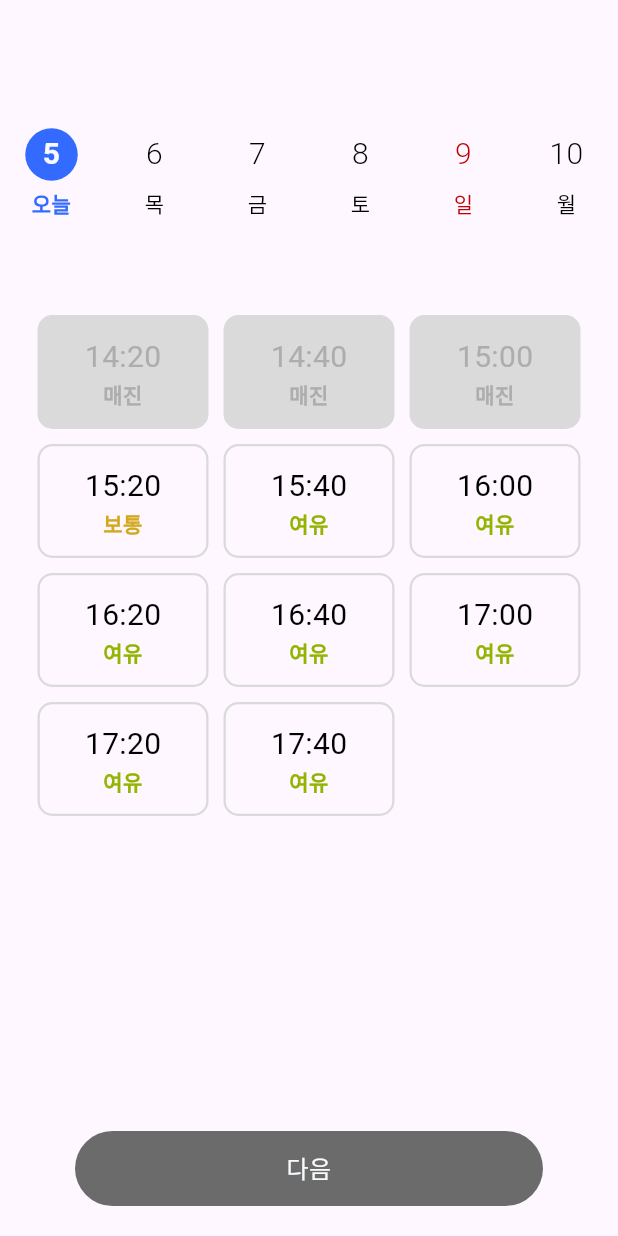
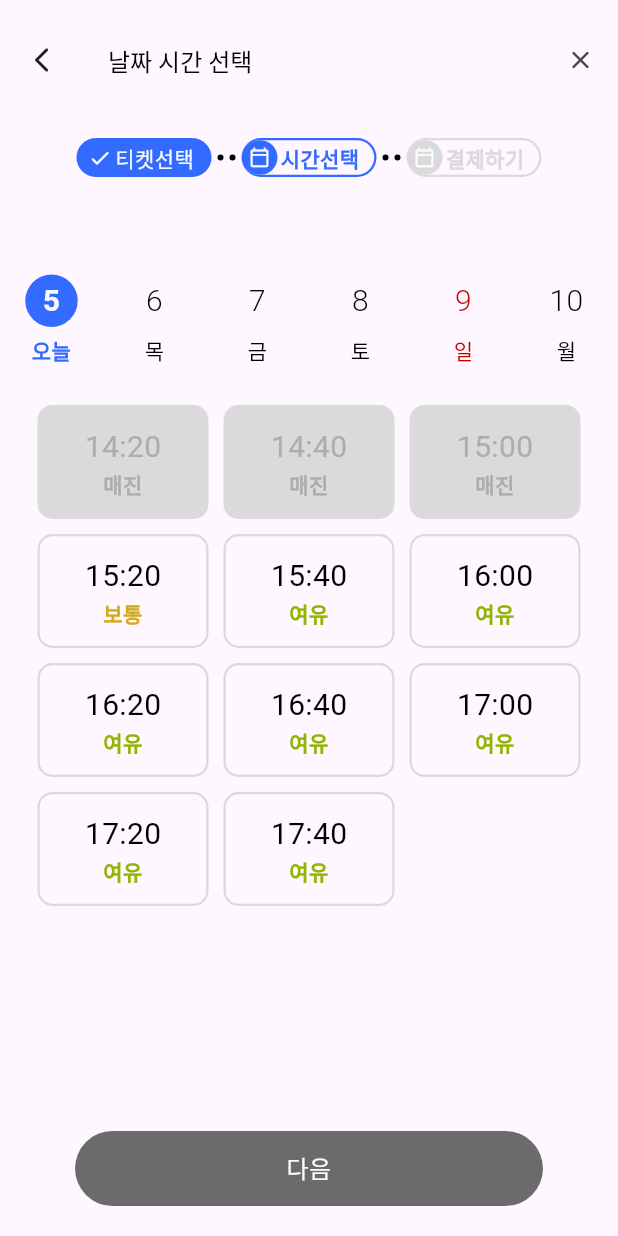
Before and after one commit to betterafter/monolith, a Flutter app: the screen it shows after launch, on a phone screen of 412 x 824 dp. Run offline on Flutter 3.47's test engine with Material 3 defaults, Android fonts, the phone set to English and light mode, and no system bars; our stand-ins replace flutter_bloc, get_it.

Commit message:
[feature] 상단 현재 위치 영역 개발

```diff
--- /dev/null
+++ b/packages/app/lib/screen/currentInfo.widget.dart
@@ -0,0 +1,176 @@
+import 'package:flutter/cupertino.dart';
+import 'package:flutter/material.dart';
+
+import '../component/MLColor.dart';
+
+class CurrentInfoWidget extends StatefulWidget {
+  const CurrentInfoWidget({super.key});
+
+  @override
+  State<CurrentInfoWidget> createState() => _CurrentInfoWidgetState();
+}
+
+class _CurrentInfoWidgetState extends State<CurrentInfoWidget> {
+  @override
+  Widget build(BuildContext context) {
+    return SizedBox(
+      width: MediaQuery.of(context).size.width,
+      height: 50,
+      child: Row(
+        mainAxisAlignment: MainAxisAlignment.center,
+        children: [
+          _ticketSelectWidget(),
+          _dottedLine(),
+          _dateSelectionWidget(),
+          _dottedLine(),
+          _priceSelectionWidget(),
+        ],
+      ),
+    );
+  }
+
+  Widget _ticketSelectWidget() {
+    return Container(
+      width: 90,
+      height: 26,
+      padding: const EdgeInsets.fromLTRB(0, 2, 4, 2),
+      alignment: Alignment.center,
+      decoration: BoxDecoration(
+        color: MLColor.mlBlue,
+        borderRadius: BorderRadius.circular(100),
+      ),
+      child: const Row(
+        mainAxisAlignment: MainAxisAlignment.center,
+        children: [
+          Padding(
+            padding: EdgeInsets.only(right: 2),
+            child: Icon(
+              Icons.check_rounded,
+              size: 16,
+              color: MLColor.mlWhite,
+            ),
+          ),
+          Text(
+            '티켓선택',
+            textAlign: TextAlign.center,
+            style: TextStyle(
+              color: MLColor.mlWhite,
+              fontSize: 14,
+            ),
+          ),
+        ],
+      ),
+    );
+  }
+
+  Widget _dottedLine() {
+    return Row(
+      children: [
+        Container(
+          margin: const EdgeInsets.only(left: 4),
+          width: 4,
+          height: 4,
+          decoration: BoxDecoration(
+            color: MLColor.mlPrimaryColor,
+            borderRadius: BorderRadius.circular(100),
+          ),
+        ),
+        Container(
+          margin: const EdgeInsets.only(left: 4, right: 4),
+          width: 4,
+          height: 4,
+          decoration: BoxDecoration(
+            color: MLColor.mlPrimaryColor,
+            borderRadius: BorderRadius.circular(100),
+          ),
+        ),
+      ],
+    );
+  }
+
+  Widget _dateSelectionWidget() {
+    return Container(
+      width: 90,
+      height: 26,
+      alignment: Alignment.centerLeft,
+      decoration: BoxDecoration(
+          borderRadius: BorderRadius.circular(100),
+          border: const Border(
+            top: BorderSide(width: 1.5, color: MLColor.mlBlue),
+            bottom: BorderSide(width: 1.5, color: MLColor.mlBlue),
+            right: BorderSide(width: 1.5, color: MLColor.mlBlue),
+          )),
+      child: Row(
+        mainAxisAlignment: MainAxisAlignment.start,
+        children: [
+          Container(
+            margin: const EdgeInsets.only(right: 2),
+            width: 24,
+            height: 24,
+            decoration: BoxDecoration(
+              borderRadius: BorderRadius.circular(100),
+              color: MLColor.mlBlue,
+            ),
+            child: const Icon(
+              Icons.calendar_today_outlined,
+              size: 14,
+              color: MLColor.mlWhite,
+            ),
+          ),
+          const Text(
+            '시간선택',
+            textAlign: TextAlign.center,
+            style: TextStyle(
+              fontSize: 14,
+              color: MLColor.mlBlue,
+              fontWeight: FontWeight.w600,
+            ),
+          ),
+        ],
+      ),
+    );
+  }
+
+  Widget _priceSelectionWidget() {
+    return Container(
+      width: 90,
+      height: 26,
+      alignment: Alignment.centerLeft,
+      decoration: BoxDecoration(
+          borderRadius: BorderRadius.circular(100),
+          border: const Border(
+            top: BorderSide(width: 1.5, color: MLColor.mlPrimaryGrayColor),
+            bottom: BorderSide(width: 1.5, color: MLColor.mlPrimaryGrayColor),
+            right: BorderSide(width: 1.5, color: MLColor.mlPrimaryGrayColor),
+          )),
+      child: Row(
+        mainAxisAlignment: MainAxisAlignment.start,
+        children: [
+          Container(
+            margin: const EdgeInsets.only(right: 2),
+            width: 24,
+            height: 24,
+            decoration: BoxDecoration(
+              borderRadius: BorderRadius.circular(100),
+              color: MLColor.mlPrimaryGrayColor,
+            ),
+            child: const Icon(
+              Icons.calendar_today_outlined,
+              size: 14,
+              color: MLColor.mlWhite,
+            ),
+          ),
+          const Text(
+            '결제하기',
+            textAlign: TextAlign.center,
+            style: TextStyle(
+              fontSize: 14,
+              color: MLColor.mlPrimaryGrayColor,
+              fontWeight: FontWeight.w600,
+            ),
+          ),
+        ],
+      ),
+    );
+  }
+}
--- a/packages/app/lib/screen/date_selection.widget.dart
+++ b/packages/app/lib/screen/date_selection.widget.dart
@@ -55,18 +55,18 @@ class _DateSelectionWidgetState extends State<DateSelectionWidget> {
         if (state is DateInitialState) {
           _todayIndex.value = state.todayIndex ?? 0;
           context.read<DateSelectionBloc>().add(
-            DateSelectEvent(
-              state.dateList?[_todayIndex.value].date ?? '',
-              selectedIndex: _todayIndex.value,
-            ),
-          );
+                DateSelectEvent(
+                  state.dateList?[_todayIndex.value].date ?? '',
+                  selectedIndex: _todayIndex.value,
+                ),
+              );
           _animateScrollController();
           dateList.addAll(_dateWidgetList(state.dateList ?? []));
         }
 
         return SizedBox(
           width: MediaQuery.of(context).size.width,
-          height: 200,
+          height: 130,
           child: Column(
             children: [
               Expanded(
@@ -106,7 +106,10 @@ class _DateSelectionWidgetState extends State<DateSelectionWidget> {
             child: Column(
               mainAxisSize: MainAxisSize.min,
               children: [
-                Text(date.monthString ?? ''),
+                Text(
+                  date.monthString ?? '',
+                  style: const TextStyle(fontSize: 18),
+                ),
                 const Padding(padding: EdgeInsets.only(top: 10)),
                 GestureDetector(
                   onTap: () {
--- a/packages/app/lib/screen/reservation.screen.dart
+++ b/packages/app/lib/screen/reservation.screen.dart
@@ -1,6 +1,6 @@
 import 'package:app/bloc/date_selection.bloc.dart';
-import 'package:app/bloc/date_selection.event.dart';
 import 'package:app/bloc/date_selection.state.dart';
+import 'package:app/component/MLColor.dart';
 import 'package:app/screen/date_selection.widget.dart';
 import 'package:app/screen/time_selection.widget.dart';
 
@@ -8,7 +8,7 @@ import 'package:flutter/material.dart';
 import 'package:flutter_bloc/flutter_bloc.dart';
 import 'package:get_it/get_it.dart';
 
-import '../component/MLColor.dart';
+import 'currentInfo.widget.dart';
 
 class ReservationScreen extends StatefulWidget {
   const ReservationScreen({super.key});
@@ -40,13 +40,31 @@ class _ReservationScreenState extends State<ReservationScreen> {
                 Column(
                   mainAxisSize: MainAxisSize.min,
                   children: [
+                    CurrentInfoWidget(),
                     DateSelectionWidget(),
                     Expanded(child: TimeSelectionWidget()),
                   ],
                 ),
-
               ],
             ),
+          ),
+          appBar: AppBar(
+            toolbarHeight: 80,
+            title: const Text('날짜 시간 선택'),
+            titleTextStyle: const TextStyle(
+              fontSize: 16,
+              color: MLColor.mlPrimaryColor,
+            ),
+            leading: const Icon(
+              Icons.arrow_back_ios_rounded,
+              size: 20,
+            ),
+            actions: [
+              Container(
+                margin: const EdgeInsets.only(right: 15),
+                child: const Icon(Icons.close_rounded, size: 20),
+              ),
+            ],
           ),
         ),
       ),
--- a/packages/app/pubspec.yaml
+++ b/packages/app/pubspec.yaml
@@ -21,3 +21,7 @@ dev_dependencies:
   flutter_test:
     sdk: flutter
   flutter_lints: ^2.0.0
+
+flutter:
+  assets:
+    - assets/
```
